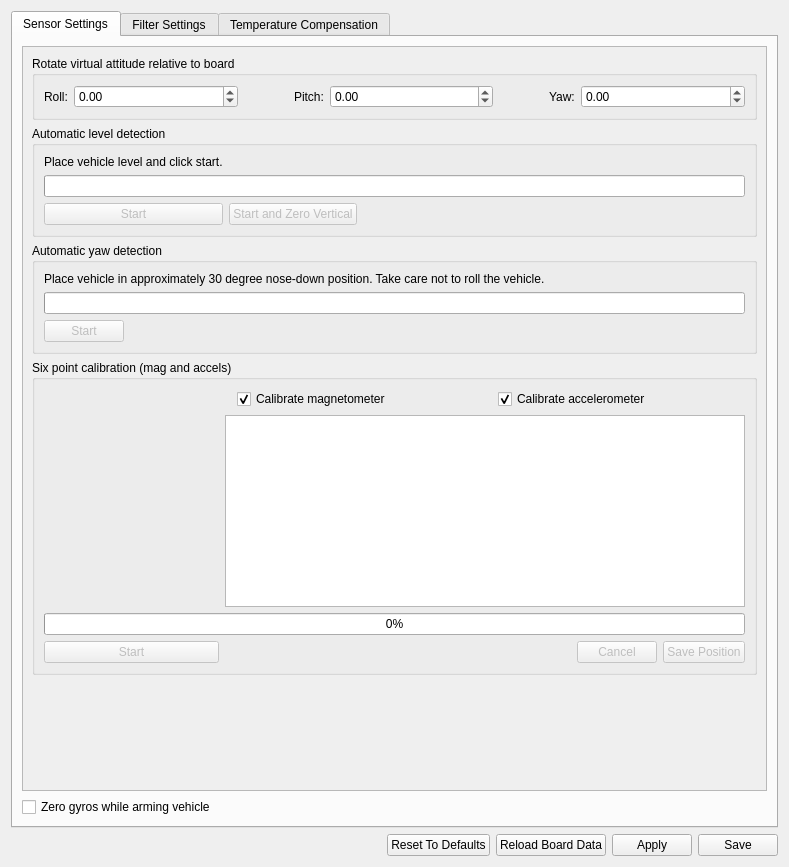
d-ronin/dRonin, file ground/gcs/src/plugins/config/attitude.ui: the form before one commit.
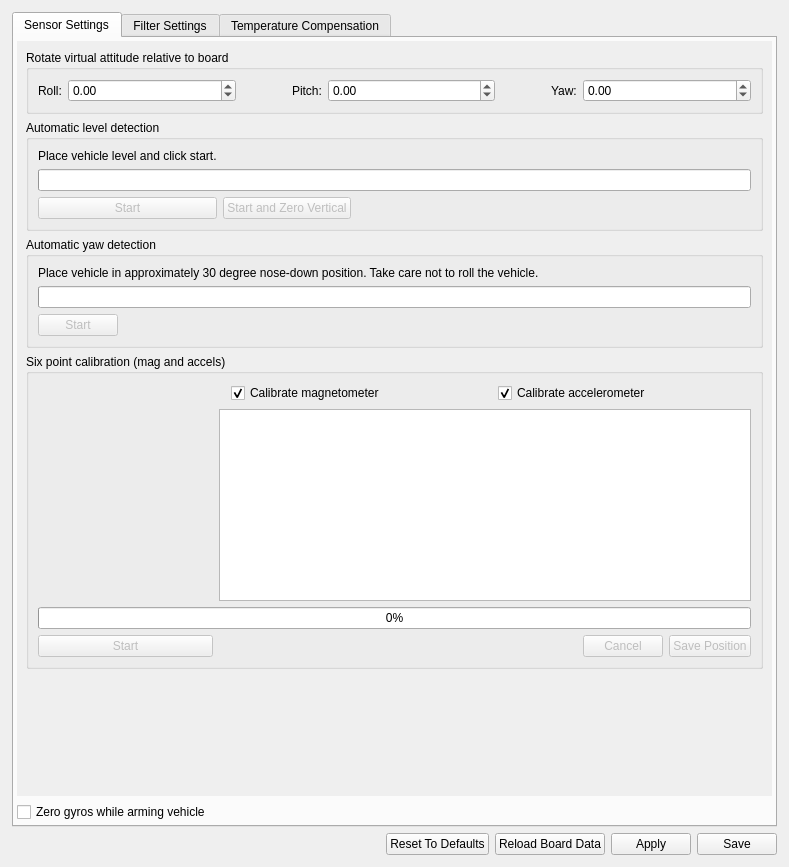
The form after the commit. Icons and pictures are not drawn. Custom widgets are drawn as their Qt base class.

Commit message: gcs,attitude: UI tweaks. Removed black borders.

```diff
--- a/ground/gcs/src/plugins/config/attitude.ui
+++ b/ground/gcs/src/plugins/config/attitude.ui
@@ -14,6 +14,18 @@
    <string>Form</string>
   </property>
   <layout class="QVBoxLayout" name="verticalLayout_4">
+   <property name="leftMargin">
+    <number>12</number>
+   </property>
+   <property name="topMargin">
+    <number>12</number>
+   </property>
+   <property name="rightMargin">
+    <number>12</number>
+   </property>
+   <property name="bottomMargin">
+    <number>12</number>
+   </property>
    <item>
     <widget class="QTabWidget" name="tabAttitudeSetting">
      <property name="currentIndex">
@@ -24,8 +36,32 @@
        <string>Sensor Settings</string>
       </attribute>
       <layout class="QVBoxLayout" name="verticalLayout_7" stretch="0,0">
+       <property name="leftMargin">
+        <number>3</number>
+       </property>
+       <property name="topMargin">
+        <number>3</number>
+       </property>
+       <property name="rightMargin">
+        <number>3</number>
+       </property>
+       <property name="bottomMargin">
+        <number>3</number>
+       </property>
        <item>
         <widget class="QScrollArea" name="scrollArea">
+         <property name="enabled">
+          <bool>true</bool>
+         </property>
+         <property name="frameShape">
+          <enum>QFrame::NoFrame</enum>
+         </property>
+         <property name="frameShadow">
+          <enum>QFrame::Plain</enum>
+         </property>
+         <property name="lineWidth">
+          <number>0</number>
+         </property>
          <property name="widgetResizable">
           <bool>true</bool>
          </property>
@@ -34,8 +70,8 @@
            <rect>
             <x>0</x>
             <y>0</y>
-            <width>747</width>
-            <height>825</height>
+            <width>753</width>
+            <height>755</height>
            </rect>
           </property>
           <layout class="QVBoxLayout" name="verticalLayout_3">
@@ -1280,6 +1316,9 @@
    </item>
    <item>
     <layout class="QHBoxLayout" name="horizontalLayout_3">
+     <property name="spacing">
+      <number>6</number>
+     </property>
      <item>
       <spacer name="horizontalSpacer">
        <property name="orientation">
@@ -1303,8 +1342,8 @@
        </property>
        <property name="maximumSize">
         <size>
-         <width>32</width>
-         <height>32</height>
+         <width>25</width>
+         <height>25</height>
         </size>
        </property>
        <property name="font">
@@ -1321,8 +1360,8 @@
        </property>
        <property name="iconSize">
         <size>
-         <width>32</width>
-         <height>32</height>
+         <width>25</width>
+         <height>25</height>
         </size>
        </property>
        <property name="shortcut">
```
Left out of the diff: 50 changed lines with no effect on the pictures.
